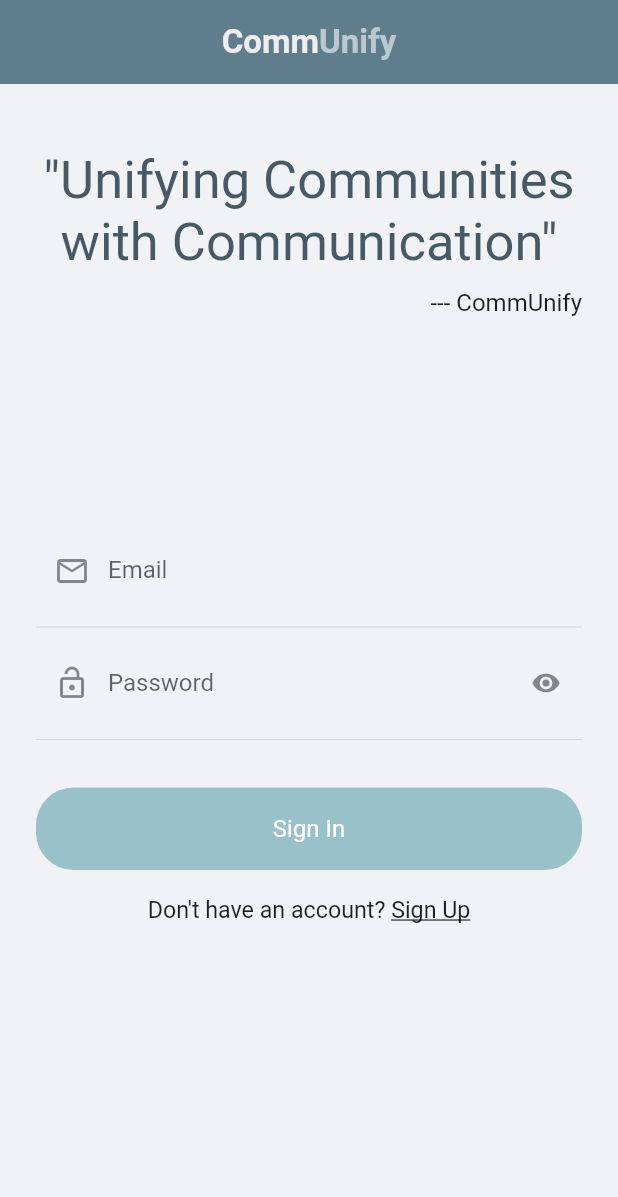
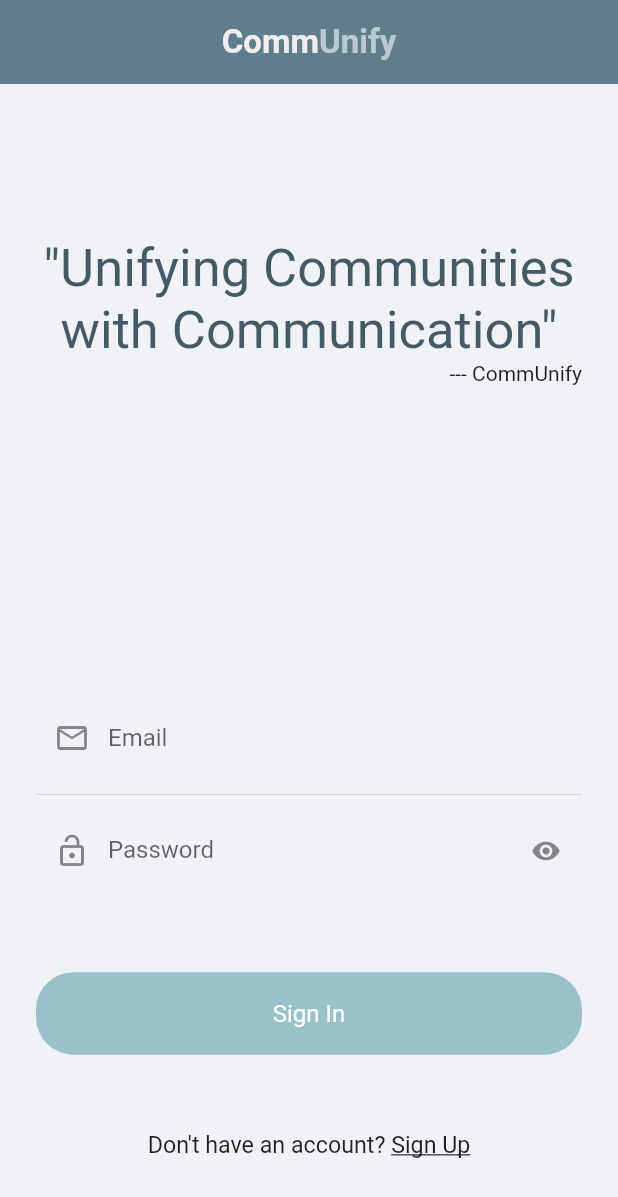
Before and after one commit to weiren-lee/Communify, a Flutter app: the screen it shows after launch, on a phone screen of 412 x 824 dp. Shown: the top 1197 px of the screen. Run offline on Flutter 3.47's test engine with Material 2 defaults, Android fonts, the phone set to English and light mode, and no system bars; drawn by our look-alikes of flutter_form_builder; our stand-ins replace cached_network_image, cloud_firestore, firebase_auth, firebase_core, firebase_storage, image_picker and 4 more; missing offline and left inert: polls; accounts and stored records are empty.

Commit message:
fix signin UI overflow issues

```diff
--- a/lib/views/signin.dart
+++ b/lib/views/signin.dart
@@ -62,9 +62,10 @@ class _SignInState extends State<SignIn> {
                 key: _formKey,
                 child: Container(
                   margin:
-                      const EdgeInsets.symmetric(horizontal: 24, vertical: 24),
-                  child: ListView(children: [
-                    const SizedBox(height: 20,),
+                      const EdgeInsets.symmetric(horizontal: 24),
+                  child: Column(children: [
+                    const Spacer(),
+                    const Spacer(),
                     Text(
                       '"Unifying Communities with Communication"',
                       style: TextStyle(
@@ -74,13 +75,14 @@ class _SignInState extends State<SignIn> {
                       ),
                       textAlign: TextAlign.center,
                     ),
-                    const SizedBox(height: 10,),
                     const Align(
                       alignment: Alignment.centerRight,
-                        child: Text('--- CommUnify', style: TextStyle(fontSize: 16),)
+                        child: Text('--- CommUnify', style: TextStyle(fontSize: 14),)
                     ),
-
-                    const SizedBox(height: 140,),
+                    const Spacer(),
+                    const Spacer(),
+                    const Spacer(),
+                    const Spacer(),
                     FormBuilderTextField(
                         name: 'email',
                         validator: FormBuilderValidators.compose([
@@ -121,18 +123,14 @@ class _SignInState extends State<SignIn> {
                         onChanged: (val) {
                           password = val!;
                         }),
-                    const Divider(),
-                    const SizedBox(
-                      height: 24,
-                    ),
+                    // const Divider(),
+                    const Spacer(),
                     GestureDetector(
                         onTap: () {
                           signIn();
                         },
                         child: blueButton(context, "Sign In")),
-                    const SizedBox(
-                      height: 18,
-                    ),
+                    const Spacer(),
                     Row(
                       mainAxisAlignment: MainAxisAlignment.center,
                       children: [
@@ -151,9 +149,8 @@ class _SignInState extends State<SignIn> {
                                     decoration: TextDecoration.underline))),
                       ],
                     ),
-                    const SizedBox(
-                      height: 20,
-                    ),
+                    const Spacer(),
+
                   ]),
                 ),
               ),
```
